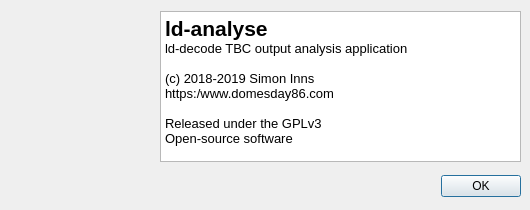
First picture: the form in tools/ld-analyse/aboutdialog.ui, repository happycube/ld-decode, before the edit.
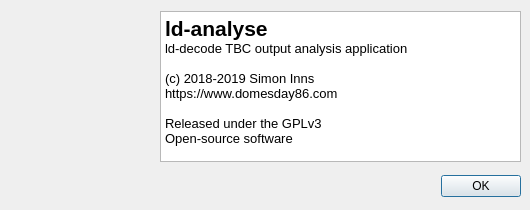
Second picture: the form after the edit. Icons and pictures are not drawn.

Patch:
```diff
--- a/tools/ld-analyse/aboutdialog.ui
+++ b/tools/ld-analyse/aboutdialog.ui
@@ -78,7 +78,7 @@
 &lt;p style=&quot; margin-top:0px; margin-bottom:0px; margin-left:0px; margin-right:0px; -qt-block-indent:0; text-indent:0px;&quot;&gt;&lt;span style=&quot; font-size:10pt;&quot;&gt;ld-decode TBC output analysis application&lt;/span&gt;&lt;/p&gt;
 &lt;p style=&quot;-qt-paragraph-type:empty; margin-top:0px; margin-bottom:0px; margin-left:0px; margin-right:0px; -qt-block-indent:0; text-indent:0px; font-size:10pt;&quot;&gt;&lt;br /&gt;&lt;/p&gt;
 &lt;p style=&quot; margin-top:0px; margin-bottom:0px; margin-left:0px; margin-right:0px; -qt-block-indent:0; text-indent:0px;&quot;&gt;&lt;span style=&quot; font-size:10pt;&quot;&gt;(c) 2018-2019 Simon Inns&lt;/span&gt;&lt;/p&gt;
-&lt;p style=&quot; margin-top:0px; margin-bottom:0px; margin-left:0px; margin-right:0px; -qt-block-indent:0; text-indent:0px;&quot;&gt;&lt;span style=&quot; font-size:10pt;&quot;&gt;https:/www.domesday86.com&lt;/span&gt;&lt;/p&gt;
+&lt;p style=&quot; margin-top:0px; margin-bottom:0px; margin-left:0px; margin-right:0px; -qt-block-indent:0; text-indent:0px;&quot;&gt;&lt;span style=&quot; font-size:10pt;&quot;&gt;https://www.domesday86.com&lt;/span&gt;&lt;/p&gt;
 &lt;p style=&quot;-qt-paragraph-type:empty; margin-top:0px; margin-bottom:0px; margin-left:0px; margin-right:0px; -qt-block-indent:0; text-indent:0px; font-size:10pt;&quot;&gt;&lt;br /&gt;&lt;/p&gt;
 &lt;p style=&quot; margin-top:0px; margin-bottom:0px; margin-left:0px; margin-right:0px; -qt-block-indent:0; text-indent:0px;&quot;&gt;&lt;span style=&quot; font-size:10pt;&quot;&gt;Released under the GPLv3&lt;/span&gt;&lt;/p&gt;
 &lt;p style=&quot; margin-top:0px; margin-bottom:0px; margin-left:0px; margin-right:0px; -qt-block-indent:0; text-indent:0px;&quot;&gt;&lt;span style=&quot; font-size:10pt;&quot;&gt;Open-source software&lt;/span&gt;&lt;/p&gt;&lt;/body&gt;&lt;/html&gt;</string>
```
